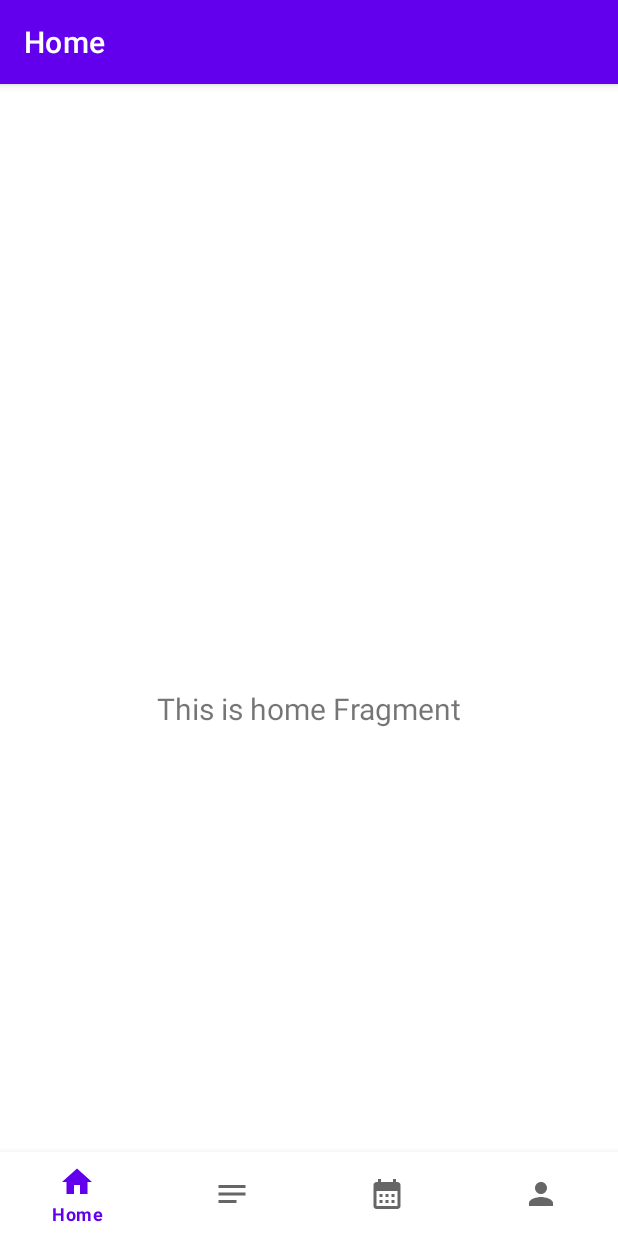
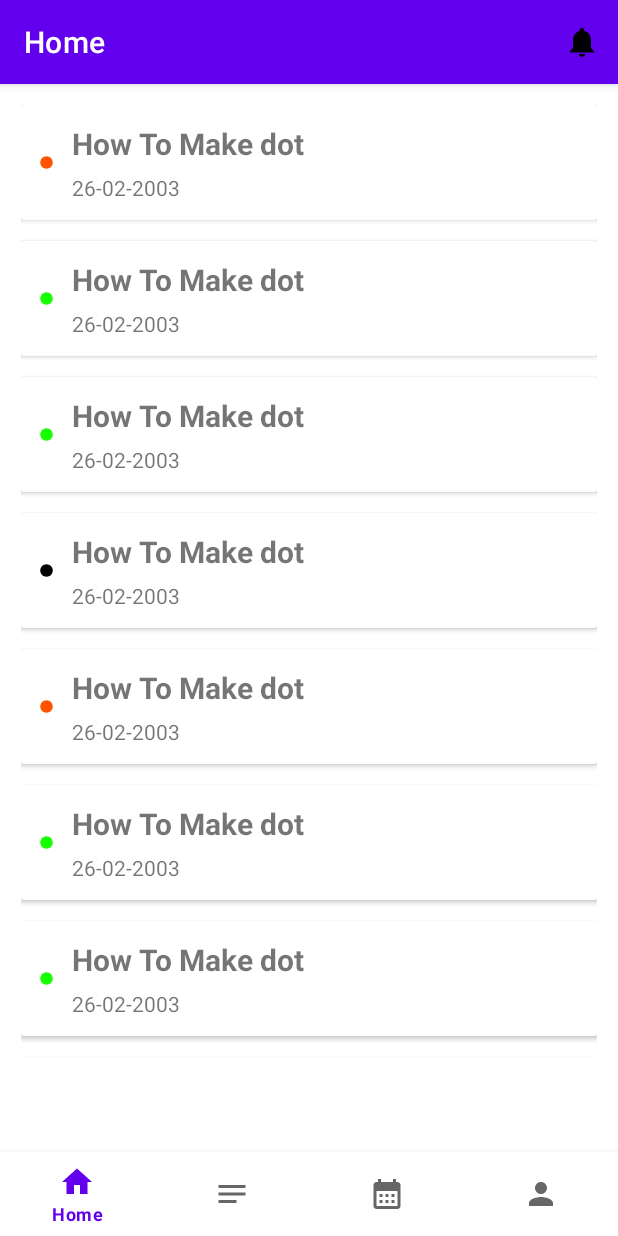
Before and after one commit to pewpew28/macro-SecondBrain, an Android app: the screen it shows after launch (MainActivity), on a phone screen of 412 x 824 dp. Run offline under Robolectric (Android 15) with nearby library versions, the phone set to English and light mode, and no system bars; our stand-ins replace navigation-ui.

Commit message:
home list

```diff
--- a/app/src/main/java/com/example/secondbrain/MainActivity.kt
+++ b/app/src/main/java/com/example/secondbrain/MainActivity.kt
@@ -1,6 +1,10 @@
 package com.example.secondbrain
 
+import android.app.Notification
 import android.os.Bundle
+import android.view.Menu
+import android.view.MenuItem
+import android.widget.Toast
 import com.google.android.material.bottomnavigation.BottomNavigationView
 import androidx.appcompat.app.AppCompatActivity
 import androidx.navigation.findNavController
@@ -22,14 +26,31 @@ class MainActivity : AppCompatActivity() {
         val navView: BottomNavigationView = binding.navView
 
         val navController = findNavController(R.id.nav_host_fragment_activity_main)
-        // Passing each menu ID as a set of Ids because each
-        // menu should be considered as top level destinations.
+
         val appBarConfiguration = AppBarConfiguration(
             setOf(
-                R.id.navigation_home, R.id.navigation_note,R.id.navigation_calendar,R.id.navigation_profile
+                R.id.navigation_home,
+                R.id.navigation_note,
+                R.id.navigation_calendar,
+                R.id.navigation_profile,
+
             )
         )
         setupActionBarWithNavController(navController, appBarConfiguration)
         navView.setupWithNavController(navController)
     }
+
+    override fun onCreateOptionsMenu(menu: Menu?): Boolean {
+        menuInflater.inflate(R.menu.action_menu,menu)
+        return true
+    }
+
+    override fun onOptionsItemSelected(item: MenuItem): Boolean {
+        return when(item.itemId){
+            R.id.notification->{
+                Toast.makeText(this,"This Notification",Toast.LENGTH_LONG).show()
+                return true
+            } else -> super.onOptionsItemSelected(item)
+        }
+    }
 }
--- /dev/null
+++ b/app/src/main/java/com/example/secondbrain/adapter/HomeAdapter.kt
@@ -0,0 +1,32 @@
+package com.example.secondbrain.adapter
+
+import android.content.Context
+import android.view.LayoutInflater
+import android.view.ViewGroup
+import androidx.recyclerview.widget.RecyclerView
+import com.example.secondbrain.databinding.HomeItemBinding
+import com.example.secondbrain.model.homeModel
+import com.example.secondbrain.ui.home.HomeFragment
+
+class HomeAdapter(private val list: List<homeModel>, private val context: HomeFragment) :
+    RecyclerView.Adapter<HomeAdapter.ViewHolder>() {
+
+    class ViewHolder(val binding: HomeItemBinding) : RecyclerView.ViewHolder(binding.root)
+
+    override fun onCreateViewHolder(parent: ViewGroup, viewType: Int): ViewHolder {
+        val binding = HomeItemBinding.inflate(LayoutInflater.from(parent.context), parent, false)
+        return ViewHolder(binding)
+    }
+
+    override fun getItemCount(): Int = list.size
+
+    override fun onBindViewHolder(holder: ViewHolder, position: Int) {
+        with(holder) {
+            with(list[position]) {
+                binding.ivCircle.setImageResource(this.circle)
+                binding.tvJudul.text = this.judul
+                binding.tvTanggal.text = this.tanggal
+            }
+        }
+    }
+}
--- /dev/null
+++ b/app/src/main/java/com/example/secondbrain/model/homeModel.kt
@@ -0,0 +1,7 @@
+package com.example.secondbrain.model
+
+data class homeModel(
+    val circle : Int,
+    val judul : String,
+    val tanggal : String
+)
--- a/app/src/main/java/com/example/secondbrain/ui/home/HomeFragment.kt
+++ b/app/src/main/java/com/example/secondbrain/ui/home/HomeFragment.kt
@@ -1,42 +1,69 @@
 package com.example.secondbrain.ui.home
 
 import android.os.Bundle
+import android.util.Log
 import android.view.LayoutInflater
 import android.view.View
 import android.view.ViewGroup
+import android.widget.FrameLayout
 import android.widget.TextView
 import androidx.fragment.app.Fragment
 import androidx.lifecycle.ViewModelProvider
+import androidx.recyclerview.widget.LinearLayoutManager
+import com.example.secondbrain.R
+import com.example.secondbrain.adapter.HomeAdapter
 import com.example.secondbrain.databinding.FragmentHomeBinding
+import com.example.secondbrain.model.homeModel
 
 class HomeFragment : Fragment() {
 
-    private var _binding: FragmentHomeBinding? = null
+    private lateinit var _binding: FragmentHomeBinding
+    private lateinit var adapter: HomeAdapter
 
     // This property is only valid between onCreateView and
     // onDestroyView.
-    private val binding get() = _binding!!
+    private val binding get() = _binding
 
     override fun onCreateView(
         inflater: LayoutInflater,
         container: ViewGroup?,
         savedInstanceState: Bundle?
     ): View {
-        val homeViewModel =
-            ViewModelProvider(this)[HomeViewModel::class.java]
 
         _binding = FragmentHomeBinding.inflate(inflater, container, false)
-        val root: View = binding.root
-
-        val textView: TextView = binding.textHome
-        homeViewModel.text.observe(viewLifecycleOwner) {
-            textView.text = it
-        }
-        return root
+        return binding.root
     }
 
-    override fun onDestroyView() {
-        super.onDestroyView()
-        _binding = null
+    override fun onViewCreated(view: View, savedInstanceState: Bundle?) {
+        super.onViewCreated(view, savedInstanceState)
+        setHomeAdapter()
     }
+
+
+    private fun setHomeAdapter() {
+        val dataList: MutableList<homeModel> = mutableListOf()
+
+        judul().forEachIndexed { index, judul ->
+            dataList.add(homeModel(circle()[index], judul, tanggal()[index]))
+        }
+        Log.d("ISI DATANYA ", dataList.toString())
+        adapter = HomeAdapter(dataList, this@HomeFragment)
+        binding.rvCatatan.layoutManager = LinearLayoutManager(requireContext())
+        binding.rvCatatan.adapter = adapter
+    }
+
+    private fun judul(): Array<String> = resources.getStringArray(R.array.judul)
+    private fun tanggal(): Array<String> = resources.getStringArray(R.array.tanggal)
+
+    private fun circle(): List<Int> = listOf(
+        R.drawable.circle_danger,
+        R.drawable.circle_safe,
+        R.drawable.circle_safe,
+        R.drawable.circle_common,
+        R.drawable.circle_danger,
+        R.drawable.circle_safe,
+        R.drawable.circle_safe,
+        R.drawable.circle_common
+    )
+
 }
--- a/app/src/main/res/layout/activity_main.xml
+++ b/app/src/main/res/layout/activity_main.xml
@@ -1,10 +1,11 @@
 <?xml version="1.0" encoding="utf-8"?>
 <androidx.constraintlayout.widget.ConstraintLayout xmlns:android="http://schemas.android.com/apk/res/android"
     xmlns:app="http://schemas.android.com/apk/res-auto"
+    xmlns:tools="http://schemas.android.com/tools"
     android:id="@+id/container"
     android:layout_width="match_parent"
     android:layout_height="match_parent"
-    android:paddingTop="?attr/actionBarSize">
+    >
 
     <com.google.android.material.bottomnavigation.BottomNavigationView
         android:id="@+id/nav_view"
@@ -21,13 +22,15 @@
     <fragment
         android:id="@+id/nav_host_fragment_activity_main"
         android:name="androidx.navigation.fragment.NavHostFragment"
-        android:layout_width="match_parent"
-        android:layout_height="match_parent"
+        android:layout_width="0dp"
+        android:layout_height="674dp"
         app:defaultNavHost="true"
         app:layout_constraintBottom_toTopOf="@id/nav_view"
+        app:layout_constraintHorizontal_bias="0.0"
         app:layout_constraintLeft_toLeftOf="parent"
         app:layout_constraintRight_toRightOf="parent"
         app:layout_constraintTop_toTopOf="parent"
+        app:layout_constraintVertical_bias="0.0"
         app:navGraph="@navigation/mobile_navigation" />
 
 </androidx.constraintlayout.widget.ConstraintLayout>
--- a/app/src/main/res/layout/fragment_home.xml
+++ b/app/src/main/res/layout/fragment_home.xml
@@ -6,17 +6,15 @@
     android:layout_height="match_parent"
     tools:context=".ui.home.HomeFragment">
 
-    <TextView
-        android:id="@+id/text_home"
+    <androidx.recyclerview.widget.RecyclerView
+        android:id="@+id/rv_catatan"
         android:layout_width="match_parent"
-        android:layout_height="wrap_content"
-        android:layout_marginStart="8dp"
-        android:layout_marginTop="8dp"
-        android:layout_marginEnd="8dp"
-        android:textAlignment="center"
-        android:textSize="20sp"
+        android:layout_height="match_parent"
+        android:padding="14dp"
         app:layout_constraintBottom_toBottomOf="parent"
         app:layout_constraintEnd_toEndOf="parent"
         app:layout_constraintStart_toStartOf="parent"
-        app:layout_constraintTop_toTopOf="parent" />
+        app:layout_constraintTop_toTopOf="parent"
+        tools:listitem="@layout/home_item" />
+
 </androidx.constraintlayout.widget.ConstraintLayout>
--- /dev/null
+++ b/app/src/main/res/layout/home_item.xml
@@ -0,0 +1,51 @@
+<?xml version="1.0" encoding="utf-8"?>
+<androidx.cardview.widget.CardView xmlns:android="http://schemas.android.com/apk/res/android"
+    android:layout_width="match_parent"
+    android:layout_height="wrap_content"
+    android:layout_marginBottom="14dp">
+
+    <LinearLayout
+        android:layout_width="match_parent"
+        android:layout_height="wrap_content"
+        android:gravity="center_vertical"
+        android:padding="12dp">
+
+        <ImageView
+            android:id="@+id/iv_circle"
+            android:layout_width="10dp"
+            android:layout_height="10dp"
+            android:src="@drawable/circle_safe" />
+
+        <Space
+            android:layout_width="12dp"
+            android:layout_height="wrap_content" />
+
+        <LinearLayout
+            android:layout_width="wrap_content"
+            android:layout_height="wrap_content"
+            android:orientation="vertical">
+
+            <TextView
+                android:id="@+id/tv_judul"
+                android:layout_width="wrap_content"
+                android:layout_height="wrap_content"
+                android:text="tes"
+                android:textSize="20sp"
+                android:textStyle="bold" />
+
+            <Space
+                android:layout_width="wrap_content"
+                android:layout_height="6dp" />
+
+            <TextView
+                android:id="@+id/tv_tanggal"
+                android:layout_width="wrap_content"
+                android:layout_height="wrap_content"
+                android:maxLength="100"
+                android:text="tes"
+                android:textSize="14sp" />
+        </LinearLayout>
+
+    </LinearLayout>
+
+</androidx.cardview.widget.CardView>
--- /dev/null
+++ b/app/src/main/res/menu/action_menu.xml
@@ -0,0 +1,12 @@
+<?xml version="1.0" encoding="utf-8"?>
+<menu xmlns:android="http://schemas.android.com/apk/res/android"
+    xmlns:app="http://schemas.android.com/apk/res-auto">
+
+    <item
+        android:layout_width="wrap_content"
+        android:layout_height="wrap_content"
+        android:title="Notification"
+        android:id="@+id/notification"
+        android:icon="@drawable/baseline_notifications_24"
+        app:showAsAction="always"/>
+</menu>
--- /dev/null
+++ b/app/src/main/res/values/Arrays.xml
@@ -0,0 +1,22 @@
+<?xml version="1.0" encoding="utf-8"?>
+<resources>
+    <string-array name="judul">
+        <item>How To Make dot</item>
+        <item>How To Make dot</item>
+        <item>How To Make dot</item>
+        <item>How To Make dot</item><item>How To Make dot</item>
+        <item>How To Make dot</item>
+        <item>How To Make dot</item>
+        <item>How To Make dot</item>
+    </string-array>
+
+    <string-array name="tanggal">
+        <item>26-02-2003</item>
+        <item>26-02-2003</item>
+        <item>26-02-2003</item>
+        <item>26-02-2003</item><item>26-02-2003</item>
+        <item>26-02-2003</item>
+        <item>26-02-2003</item>
+        <item>26-02-2003</item>
+    </string-array>
+</resources>
```
